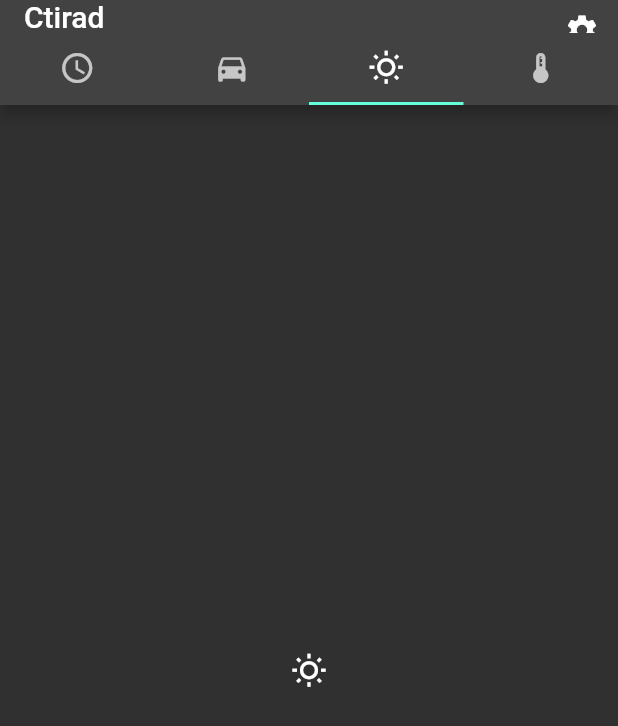
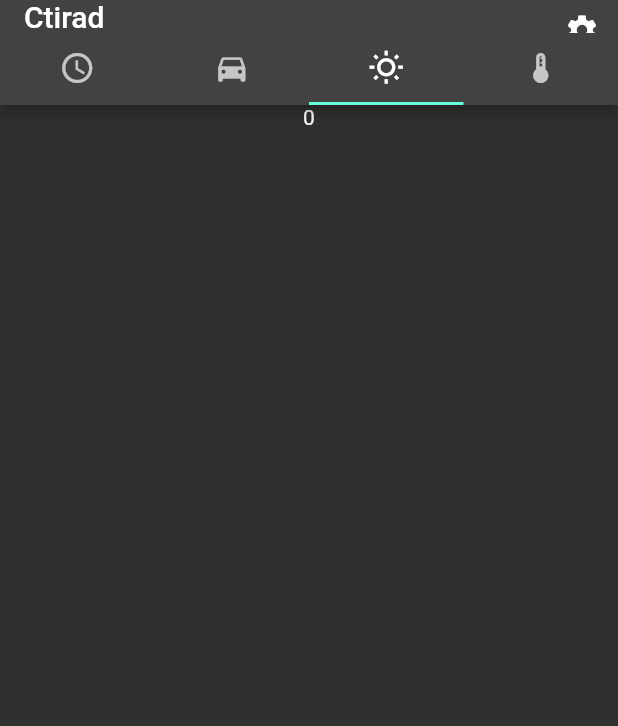
Before and after one commit to ondyn/Ctirad, a Flutter app: the screen it shows after launch, tab 3 chosen, on a phone screen of 412 x 824 dp. Shown: the top 726 px of the screen. Run offline on Flutter 3.47's test engine with Material 2 defaults, Android fonts, the phone set to English and light mode, and no system bars; our stand-ins replace convert, google_fonts; missing offline and left inert: flutter_libserialport, usb_serial.

```diff
--- a/lib/clock.dart
+++ b/lib/pages/clock.dart
@@ -18,12 +18,12 @@ class _ClockPageState extends State<ClockPage> {
     initializeDateFormatting(Platform.localeName);
     Intl.defaultLocale = Platform.localeName;
 
-    String languageCode = Localizations.localeOf(context).languageCode;
+    // String languageCode = Localizations.localeOf(context).languageCode;
 
     var formattedDate = DateFormat('EEEE d. M. yyyy').format(now);
     var timezoneString = now.timeZoneOffset.toString().split('.').first;
-    var offsetSign = '';
-    if (!timezoneString.startsWith('-')) offsetSign = '+';
+    // var offsetSign = '';
+    // if (!timezoneString.startsWith('-')) offsetSign = '+';
 
     return Container(
         child: Column(
--- a/lib/pages/home.dart
+++ b/lib/pages/home.dart
@@ -51,7 +51,13 @@ class _HomePageState extends State<HomePage> {
           children: [
             ClockPage(),
             Serial2(),
-            Icon(Icons.wb_sunny_outlined),
+            Center(
+              child: Column(
+                children: [
+                  Text('${store.temperature}'),
+                ],
+              ),
+            ),
             Center(
               child: Column(
                 mainAxisAlignment: MainAxisAlignment.center,
--- a/lib/stores/app.dart
+++ b/lib/stores/app.dart
@@ -3,9 +3,11 @@ import 'package:flutter/material.dart';
 class AppModel extends ChangeNotifier {
   late Object _device;
   int _baudrate = 9600;
+  int _temp = 0;
 
   Object get device => _device;
   int get baudrate => _baudrate;
+  int get temperature => _temp;
 
   void updateDevice(Object device) {
     _device = device;
@@ -16,4 +18,9 @@ class AppModel extends ChangeNotifier {
     _baudrate = baudrate;
     notifyListeners();
   }
+
+  void updateTemperature(int temp) {
+    _temp = temp;
+    notifyListeners();
+  }
 }
--- a/pubspec.yaml
+++ b/pubspec.yaml
@@ -39,6 +39,7 @@ dependencies:
   usb_serial: ^0.3.0
   provider: ^6.0.1
   stream_transform: ^2.0.0
+  convert: ^3.0.1
 dev_dependencies:
   flutter_test:
     sdk: flutter
```
Also changed, not shown: lib/pages/serial2.dart (+13 -8 lines), pubspec.lock.
